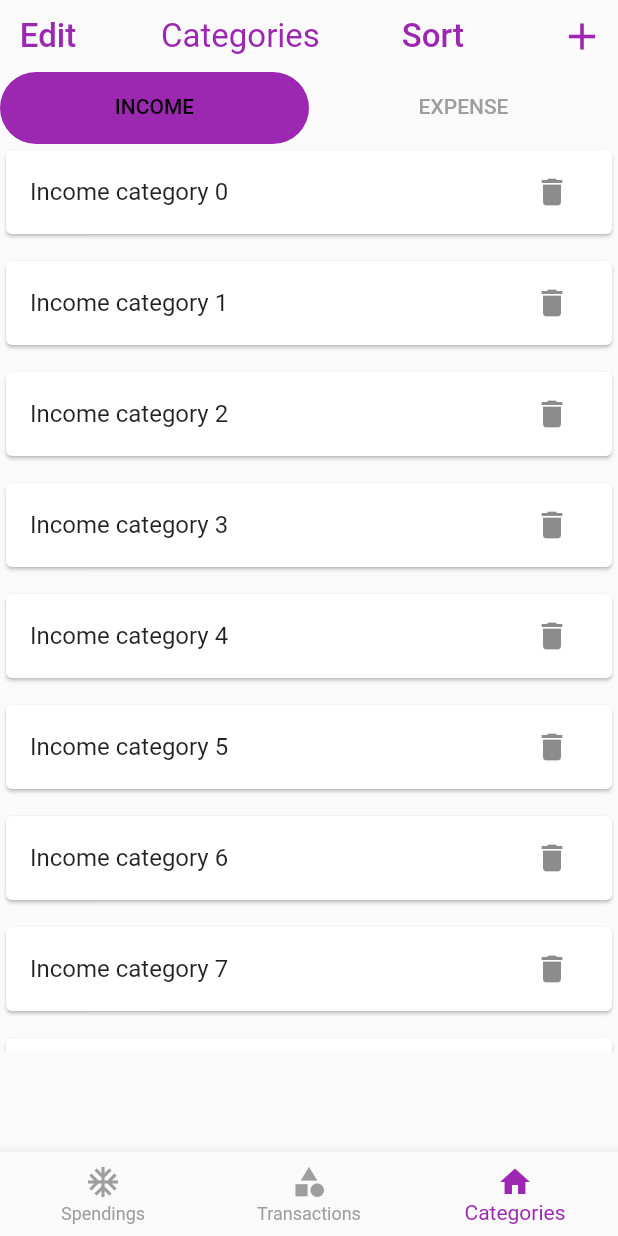
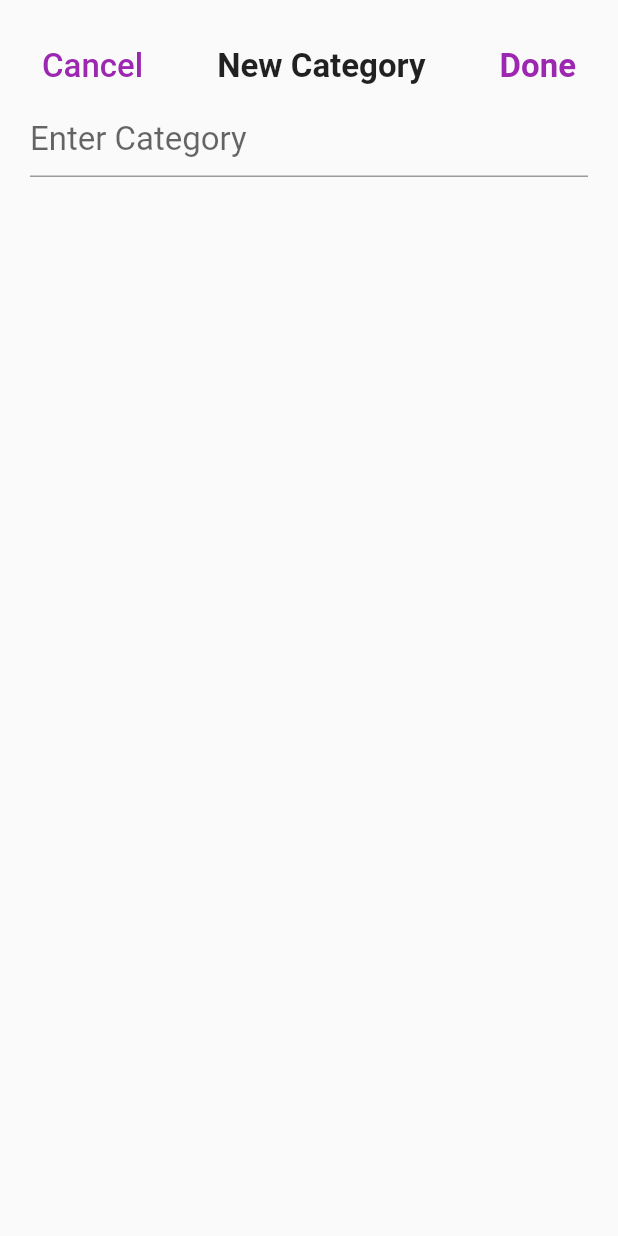
Before and after one commit to jaleelv/moneymanager, a Flutter app: the screen it shows after launch, item 3 of the bottom bar chosen, after a tap on the "add" icon, on a phone screen of 412 x 824 dp. Run offline on Flutter 3.47's test engine with Material 2 defaults, Android fonts, the phone set to English and light mode, and no system bars; our stand-ins replace hive_flutter; accounts and stored records are empty.

Commit message:
insert categories to db and display on screen

```diff
--- /dev/null
+++ b/moneymanager2/lib/db/category/category_db.dart
@@ -0,0 +1,51 @@
+import 'package:flutter/cupertino.dart';
+import 'package:hive_flutter/adapters.dart';
+import 'package:moneymanager2/models/categories/category_model.dart';
+
+const CATEGORY_DB_NAME = 'category-database';
+
+abstract class CategoryDbFunctions {
+  Future<List<CategoryModel>> getCategories();
+  Future<void> insertCategory(CategoryModel value);
+}
+
+class CategoryDB implements CategoryDbFunctions {
+  CategoryDB._internal();
+  static CategoryDB instance = CategoryDB._internal();
+  factory CategoryDB() {
+    return instance;
+  }
+  ValueNotifier<List<CategoryModel>> incomeCategoryListner = ValueNotifier([]);
+  ValueNotifier<List<CategoryModel>> expenseCategoryListner = ValueNotifier([]);
+  @override
+  Future<void> insertCategory(CategoryModel value) async {
+    final _categoryDB = await Hive.openBox<CategoryModel>(CATEGORY_DB_NAME);
+    await _categoryDB.add(value);
+    refreshUI();
+  }
+
+  @override
+  Future<List<CategoryModel>> getCategories() async {
+    final _categoryDB = await Hive.openBox<CategoryModel>(CATEGORY_DB_NAME);
+    return _categoryDB.values.toList();
+  }
+
+  Future<void> refreshUI() async {
+    final _allCategories = await getCategories();
+    incomeCategoryListner.value.clear();
+    expenseCategoryListner.value.clear();
+
+    await Future.forEach(
+      _allCategories,
+      (CategoryModel category) {
+        if (category.type == CategoryType.income) {
+          incomeCategoryListner.value.add(category);
+        } else {
+          expenseCategoryListner.value.add(category);
+        }
+      },
+    );
+    incomeCategoryListner.notifyListeners();
+    expenseCategoryListner.notifyListeners();
+  }
+}
--- a/moneymanager2/lib/main.dart
+++ b/moneymanager2/lib/main.dart
@@ -1,7 +1,18 @@
 import 'package:flutter/material.dart';
+import 'package:hive_flutter/adapters.dart';
+import 'package:moneymanager2/models/categories/category_model.dart';
+import 'package:moneymanager2/screens/category/add_catogery.dart';
 import 'package:moneymanager2/screens/home/home_screen.dart';
 
-void main() {
+Future<void> main() async {
+  WidgetsFlutterBinding.ensureInitialized();
+  await Hive.initFlutter();
+  if (!Hive.isAdapterRegistered(CategoryTypeAdapter().typeId)) {
+    Hive.registerAdapter(CategoryTypeAdapter());
+  }
+  if (!Hive.isAdapterRegistered(CategoryModelAdapter().typeId)) {
+    Hive.registerAdapter(CategoryModelAdapter());
+  }
   runApp(const MyApp());
 }
 
@@ -17,6 +28,9 @@ class MyApp extends StatelessWidget {
         primarySwatch: Colors.purple,
       ),
       home: const HomeScreen(),
+      routes: {
+        AddCategory.routeName: (ctx) => AddCategory(),
+      },
     );
   }
 }
--- /dev/null
+++ b/moneymanager2/lib/models/categories/category_model.dart
@@ -0,0 +1,33 @@
+import 'package:hive_flutter/hive_flutter.dart';
+part 'category_model.g.dart';
+
+@HiveType(typeId: 2)
+enum CategoryType {
+  @HiveField(0)
+  income,
+
+  @HiveField(1)
+  expense,
+}
+
+@HiveType(typeId: 1)
+class CategoryModel {
+  @HiveField(0)
+  final String id;
+
+  @HiveField(1)
+  final String name;
+
+  @HiveField(2)
+  final bool isDeleted;
+
+  @HiveField(3)
+  final CategoryType type;
+
+  CategoryModel({
+    required this.id,
+    required this.name,
+    required this.type,
+    this.isDeleted = false,
+  });
+}
--- /dev/null
+++ b/moneymanager2/lib/screens/category/add_catogery.dart
@@ -0,0 +1,84 @@
+import 'package:flutter/material.dart';
+import 'package:moneymanager2/db/category/category_db.dart';
+import 'package:moneymanager2/models/categories/category_model.dart';
+import 'package:moneymanager2/screens/category/category_screen.dart';
+import 'package:moneymanager2/screens/category/income_category_list.dart';
+
+class AddCategory extends StatelessWidget {
+  static const routeName = 'add-transaction';
+  AddCategory({Key? key}) : super(key: key);
+  final _nameEdittingController = TextEditingController();
+  static ValueNotifier<int> selectedTypeNotifier = ValueNotifier(0);
+
+  @override
+  Widget build(BuildContext context) {
+    return Scaffold(
+      body: SafeArea(
+        child: Padding(
+          padding: const EdgeInsets.all(20.0),
+          child: Column(
+            children: [
+              ValueListenableBuilder(
+                valueListenable: selectedTypeNotifier,
+                builder: (BuildContext ctx, int newType, Widget? _) {
+                  return Row(
+                    mainAxisAlignment: MainAxisAlignment.spaceBetween,
+                    children: [
+                      TextButton(
+                        onPressed: () {},
+                        child: Text(
+                          'Cancel',
+                          style: TextStyle(fontSize: 22),
+                        ),
+                      ),
+                      Text(
+                        'New Category',
+                        style: TextStyle(
+                            fontSize: 22, fontWeight: FontWeight.bold),
+                      ),
+                      TextButton(
+                          onPressed: () {
+                            final _name = _nameEdittingController.text;
+                            if (_name.isEmpty) {
+                              return;
+                            }
+                            final _type;
+
+                            if (newType == 0) {
+                              _type = CategoryType.income;
+                            } else {
+                              _type = CategoryType.expense;
+                            }
+
+                            final _category = CategoryModel(
+                                id: DateTime.now()
+                                    .microsecondsSinceEpoch
+                                    .toString(),
+                                name: _name,
+                                type: _type);
+                            CategoryDB.instance.insertCategory(_category);
+                            Navigator.of(context).pop();
+                          },
+                          child: Text(
+                            'Done',
+                            style: TextStyle(
+                                fontSize: 22, fontWeight: FontWeight.bold),
+                          )),
+                    ],
+                  );
+                },
+              ),
+              TextFormField(
+                controller: _nameEdittingController,
+                decoration: InputDecoration(
+                  hintText: 'Enter Category',
+                ),
+                style: TextStyle(fontSize: 22),
+              ),
+            ],
+          ),
+        ),
+      ),
+    );
+  }
+}
--- a/moneymanager2/lib/screens/category/category_screen.dart
+++ b/moneymanager2/lib/screens/category/category_screen.dart
@@ -1,4 +1,7 @@
 import 'package:flutter/material.dart';
+import 'package:moneymanager2/db/category/category_db.dart';
+import 'package:moneymanager2/models/categories/category_model.dart';
+import 'package:moneymanager2/screens/category/add_catogery.dart';
 import 'package:moneymanager2/screens/category/expense_category_list.dart';
 import 'package:moneymanager2/screens/category/income_category_list.dart';
 
@@ -11,10 +14,13 @@ class CategoryScreen extends StatefulWidget {
 
 class _CategoryScreenState extends State<CategoryScreen>
     with SingleTickerProviderStateMixin {
-  late TabController _tabController1;
+  late TabController tabController1;
+
   @override
   void initState() {
-    _tabController1 = TabController(length: 2, vsync: this);
+    tabController1 = TabController(length: 2, vsync: this);
+
+    CategoryDB.instance.refreshUI();
     super.initState();
   }
 
@@ -22,8 +28,12 @@ class _CategoryScreenState extends State<CategoryScreen>
   Widget build(BuildContext context) {
     return Column(
       children: [
-        TabBar(
-          controller: _tabController1,
+        Container(
+          child: TabBar(
+            onTap: (index) {
+              AddCategory.selectedTypeNotifier.value = index;
+            },
+            controller: tabController1,
             labelColor: Colors.black,
             unselectedLabelColor: Colors.grey,
             indicator: BoxDecoration(
@@ -37,10 +47,11 @@ class _CategoryScreenState extends State<CategoryScreen>
               ),
             ],
           ),
+        ),
         Container(
           height: 605,
           child: TabBarView(
-            controller: _tabController1,
+            controller: tabController1,
             children: const [
               IncomeCategoryList(),
               ExpenseCategoryList(),
--- a/moneymanager2/lib/screens/category/income_category_list.dart
+++ b/moneymanager2/lib/screens/category/income_category_list.dart
@@ -1,16 +1,24 @@
 import 'package:flutter/material.dart';
+import 'package:moneymanager2/db/category/category_db.dart';
+import 'package:moneymanager2/models/categories/category_model.dart';
 
 class IncomeCategoryList extends StatelessWidget {
+  final getType = CategoryType.income;
   const IncomeCategoryList({Key? key}) : super(key: key);
 
   @override
   Widget build(BuildContext context) {
+    return ValueListenableBuilder(
+      valueListenable: CategoryDB.instance.incomeCategoryListner,
+      builder: (BuildContext ctx, List<CategoryModel> newList, Widget? _) {
         return ListView.separated(
           itemBuilder: (BuildContext, Index) {
+            final category = newList[Index];
             return Card(
               child: ListTile(
-            title: Text('Income category $Index'),
-            trailing: IconButton(onPressed: () {}, icon: Icon(Icons.delete)),
+                title: Text(category.name),
+                trailing:
+                    IconButton(onPressed: () {}, icon: Icon(Icons.delete)),
               ),
             );
           },
@@ -19,7 +27,9 @@ class IncomeCategoryList extends StatelessWidget {
               height: 10,
             );
           },
-      itemCount: 10,
+          itemCount: newList.length,
+        );
+      },
     );
   }
 }
--- a/moneymanager2/lib/screens/home/widgets/topbar_category.dart
+++ b/moneymanager2/lib/screens/home/widgets/topbar_category.dart
@@ -1,4 +1,7 @@
 import 'package:flutter/material.dart';
+import 'package:moneymanager2/db/category/category_db.dart';
+import 'package:moneymanager2/models/categories/category_model.dart';
+import 'package:moneymanager2/screens/category/add_catogery.dart';
 import 'package:moneymanager2/screens/home/home_screen.dart';
 
 class TopBarCategory extends StatelessWidget {
@@ -27,11 +30,18 @@ class TopBarCategory extends StatelessWidget {
             )),
         IconButton(
             onPressed: () {
-              if (HomeScreen.selectedIndexNotifier.value == 1) {
-                print('Add Transaction');
-              } else if (HomeScreen.selectedIndexNotifier.value == 2) {
-                print('Add Category');
-              }
+              Navigator.of(context).pushNamed(AddCategory.routeName);
+              // if (HomeScreen.selectedIndexNotifier.value == 1) {
+              //   print('Add Transaction');
+              // } else if (HomeScreen.selectedIndexNotifier.value == 2) {
+              //   print('Add Category');
+              //   final _sample = CategoryModel(
+              //     id: DateTime.now().microsecondsSinceEpoch.toString(),
+              //     name: 'Travel',
+              //     type: CategoryType.expense,
+              //   );
+              //   CategoryDB().insertCategory(_sample);
+              // }
             },
             icon: const Icon(
               Icons.add,
```
Also changed, not shown: moneymanager2/lib/screens/category/expense_category_list.dart (+14 -3 lines), moneymanager2/lib/models/categories/category_model.g.dart (added). Lines whose indentation alone changed are shown as unchanged.
